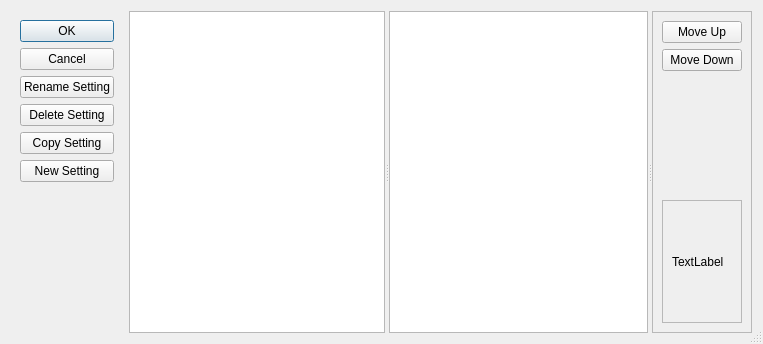
Before: the Qt Designer form mqt/MqtBase/dmkeyseditdlg.ui in Rsclub22/Minos2-Mirror, drawn with Qt 5.
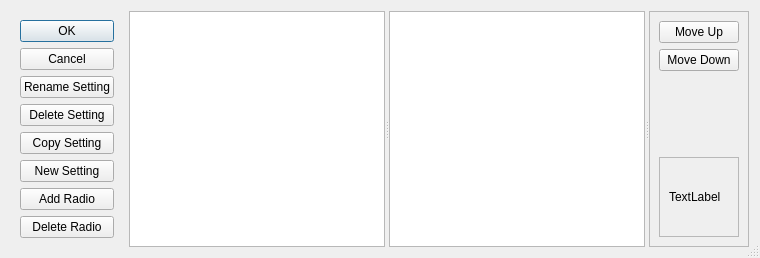
After: the same form once the commit is applied. Custom widgets are drawn as their Qt base class.

Commit message: add the ability to add a radio to rigcontrol in dmbuttonframe

Patch:
```diff
--- a/mqt/MqtBase/dmkeyseditdlg.ui
+++ b/mqt/MqtBase/dmkeyseditdlg.ui
@@ -6,8 +6,8 @@
    <rect>
     <x>0</x>
     <y>0</y>
-    <width>763</width>
-    <height>344</height>
+    <width>754</width>
+    <height>251</height>
    </rect>
   </property>
   <property name="sizePolicy">
@@ -24,7 +24,7 @@
   </property>
   <layout class="QHBoxLayout" name="horizontalLayout">
    <item>
-    <widget class="QFrame" name="">
+    <widget class="QFrame" name="frame">
      <layout class="QVBoxLayout" name="verticalLayout">
       <item>
        <widget class="QPushButton" name="OKButton">
@@ -71,6 +71,20 @@
         </property>
        </widget>
       </item>
+      <item>
+       <widget class="QPushButton" name="addRadioButton">
+        <property name="text">
+         <string>Add Radio</string>
+        </property>
+       </widget>
+      </item>
+      <item>
+       <widget class="QPushButton" name="deleteRadioButton">
+        <property name="text">
+         <string>Delete Radio</string>
+        </property>
+       </widget>
+      </item>
       <item>
        <spacer name="verticalSpacer">
         <property name="orientation">
@@ -184,8 +198,8 @@
           <rect>
            <x>0</x>
            <y>0</y>
-           <width>82</width>
-           <height>113</height>
+            <width>73</width>
+            <height>71</height>
           </rect>
          </property>
          <layout class="QVBoxLayout" name="verticalLayout_3">
```
Left out of the diff: 17 changed lines with no effect on the pictures. Lines whose indentation alone changed are shown as unchanged. The commit also changes 9 other files.
